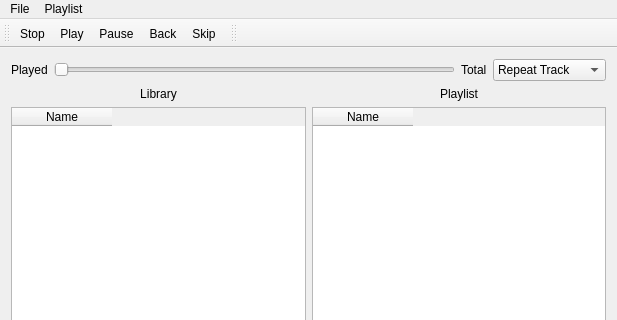
This is mainwindow.ui in xxfischixx2/TXmp as Qt 5 draws it before an edit; both pictures show x 0 to 617 and y 0 to 320 of the 617 by 485 pixel window. The edited form follows.
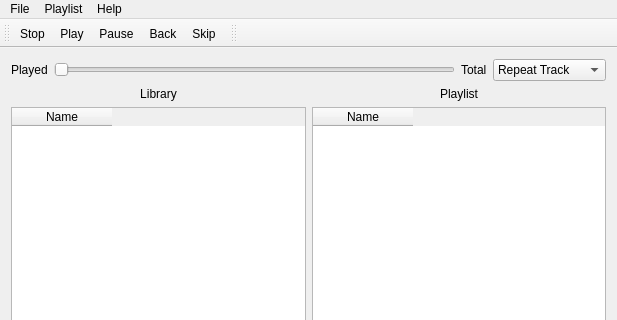
This is the edited form. Icons and pictures are not drawn.

What changed in the file:
```diff
--- a/mainwindow.ui
+++ b/mainwindow.ui
@@ -186,7 +186,7 @@
      <x>0</x>
      <y>0</y>
      <width>617</width>
-     <height>22</height>
+     <height>21</height>
     </rect>
    </property>
    <widget class="QMenu" name="menuFile">
@@ -202,8 +202,15 @@
     <addaction name="actionDelete"/>
     <addaction name="actionClear"/>
    </widget>
+   <widget class="QMenu" name="menuHelp">
+    <property name="title">
+     <string>Help</string>
+    </property>
+    <addaction name="actionAbout"/>
+   </widget>
    <addaction name="menuFile"/>
    <addaction name="menuPlaylist"/>
+   <addaction name="menuHelp"/>
   </widget>
   <widget class="QToolBar" name="mainToolBar">
    <property name="enabled">
```
Left out of the diff: 27 changed lines with no effect on the pictures.
